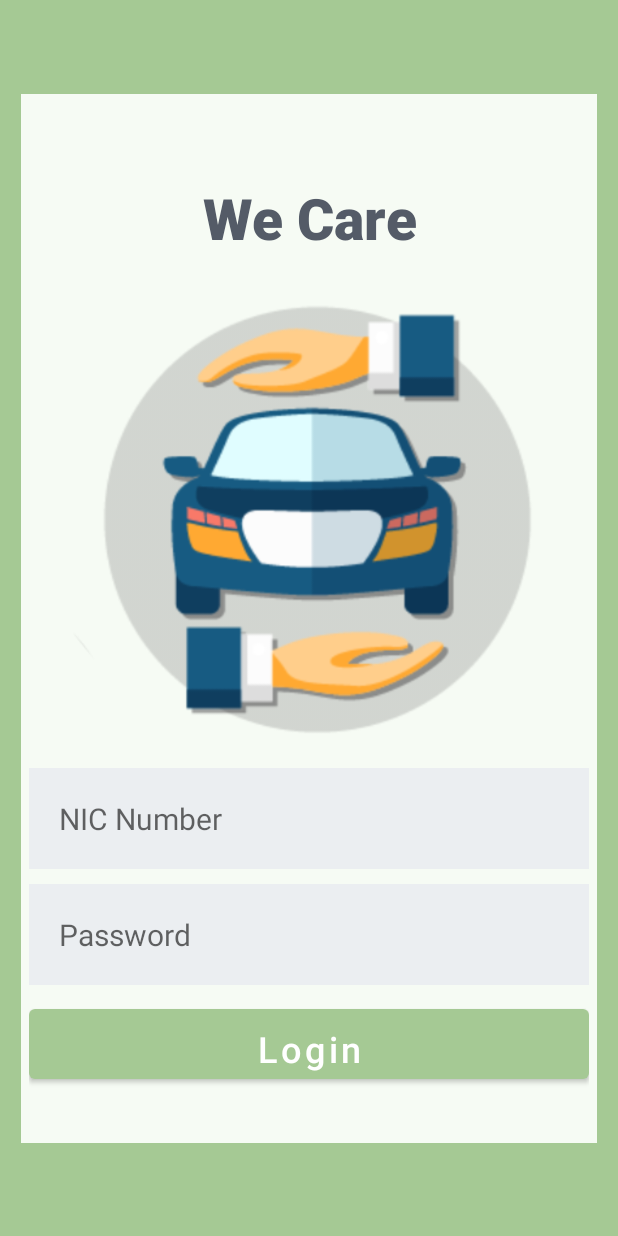
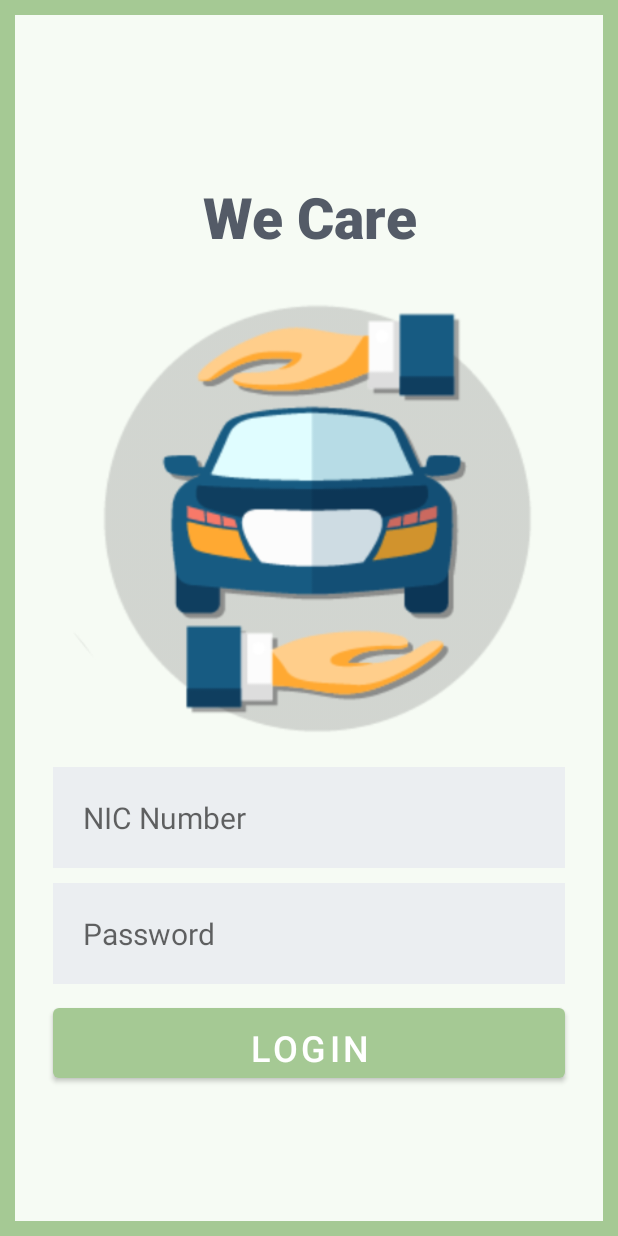
Before and after one commit to mpmadhavig/we-care, an Android app: the screen it shows after launch (LoginActivity), on a phone screen of 412 x 824 dp. Run offline under Robolectric (Android 15) with nearby library versions, the light colour scheme and no system bars; our stand-ins replace Firebase (no records; nobody signed in at launch, a user with empty details on screens opened directly).

Commit message:
Update login UI

```diff
--- a/app/src/main/res/layout/activity_login.xml
+++ b/app/src/main/res/layout/activity_login.xml
@@ -8,8 +8,12 @@
     tools:context=".LoginActivity">
 
     <LinearLayout
-        android:layout_width="384dp"
-        android:layout_height="699dp"
+        android:layout_width="0dp"
+        android:layout_height="0dp"
+        android:layout_marginStart="10dp"
+        android:layout_marginTop="10dp"
+        android:layout_marginEnd="10dp"
+        android:layout_marginBottom="10dp"
         android:background="@color/accent"
         android:gravity="center"
         android:orientation="vertical"
@@ -18,6 +22,7 @@
         android:paddingTop="5dp"
         app:layout_constraintBottom_toBottomOf="parent"
         app:layout_constraintEnd_toEndOf="parent"
+        app:layout_constraintHorizontal_bias="1.0"
         app:layout_constraintStart_toStartOf="parent"
         app:layout_constraintTop_toTopOf="parent">
 
@@ -39,11 +44,18 @@
             android:layout_height="301dp"
             app:srcCompat="@drawable/logo300" />
 
+        <LinearLayout
+            android:layout_width="match_parent"
+            android:layout_height="wrap_content"
+            android:orientation="horizontal">
+
             <EditText
                 android:id="@+id/txtLoginNIC"
                 android:layout_width="match_parent"
                 android:layout_height="wrap_content"
+                android:layout_marginLeft="20dp"
                 android:layout_marginTop="20dp"
+                android:layout_marginRight="20dp"
                 android:layout_marginBottom="10dp"
                 android:background="#EBEEF1"
                 android:ems="10"
@@ -52,10 +64,19 @@
                 android:padding="20dp"
                 android:textSize="20sp" />
 
+        </LinearLayout>
+
+        <LinearLayout
+            android:layout_width="match_parent"
+            android:layout_height="77dp"
+            android:orientation="horizontal">
+
             <EditText
                 android:id="@+id/txtLoginPassword"
                 android:layout_width="match_parent"
                 android:layout_height="wrap_content"
+                android:layout_marginLeft="20dp"
+                android:layout_marginRight="20dp"
                 android:layout_marginBottom="10dp"
                 android:background="#EBEEF1"
                 android:ems="10"
@@ -63,14 +84,17 @@
                 android:inputType="textPassword"
                 android:padding="20dp"
                 android:textSize="20sp" />
+        </LinearLayout>
 
         <Button
             android:id="@+id/btnLogin"
             android:layout_width="match_parent"
             android:layout_height="wrap_content"
+            android:layout_marginLeft="20dp"
+            android:layout_marginRight="20dp"
+            android:gravity="center"
             android:paddingTop="10dp"
             android:text="@string/btn_login"
-            android:textAllCaps="false"
             android:textSize="24sp" />
 
     </LinearLayout>
```
Also changed, not shown: app/src/main/res/drawable-ldpi/personicon.png (added). Lines whose indentation alone changed are shown as unchanged.
